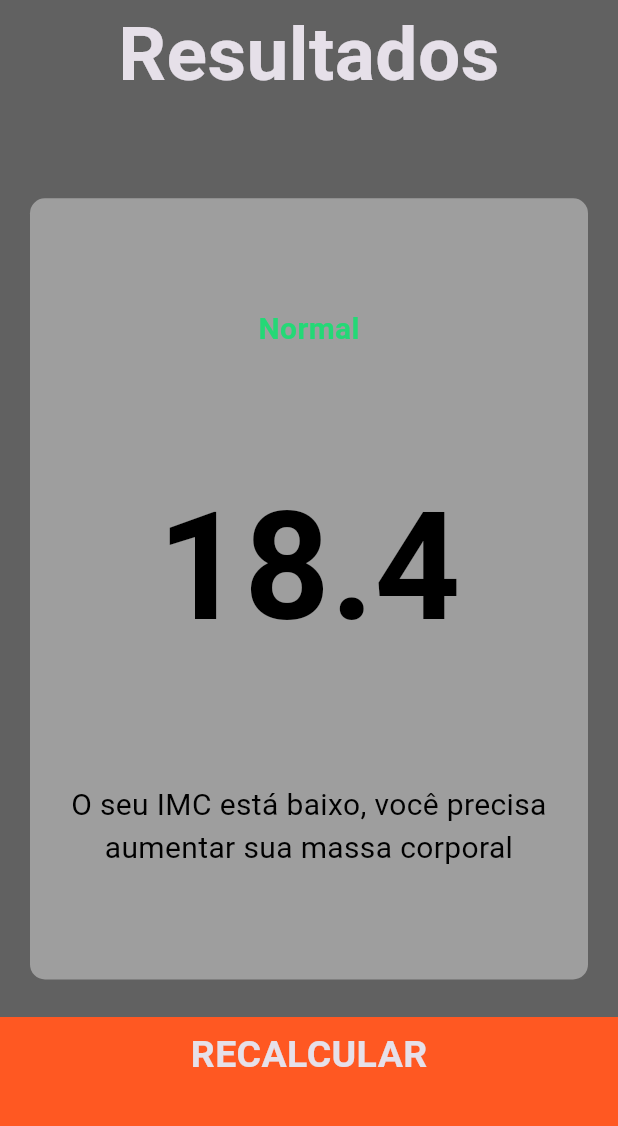
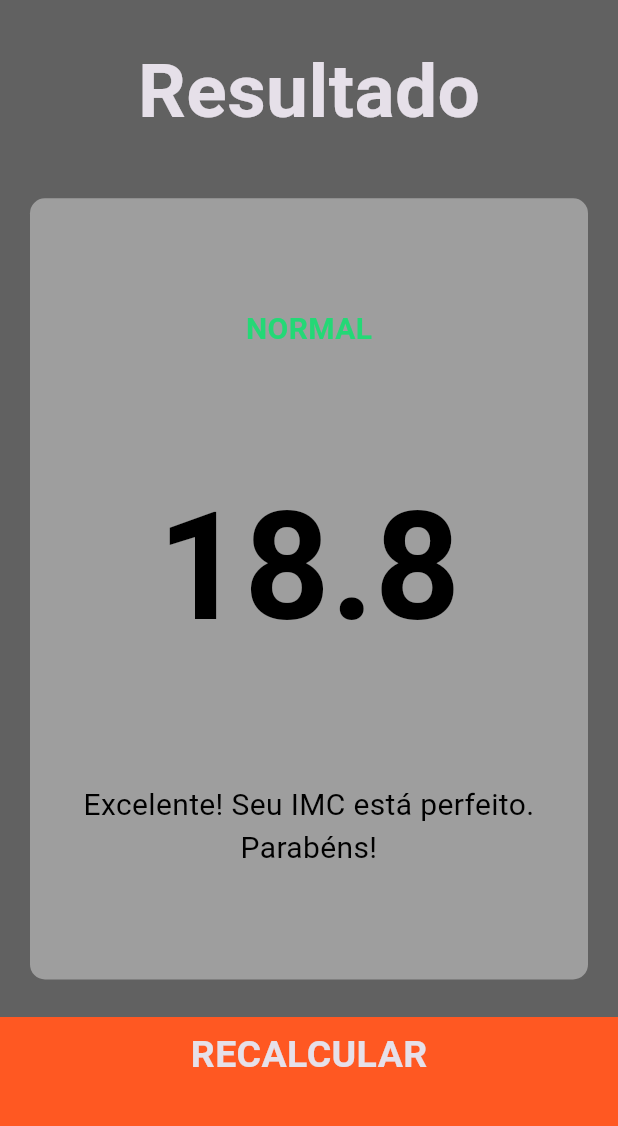
Before and after one commit to PauloDev13/imccalc-flutter, a Flutter app: the screen it shows after launch, after a tap on "CALCULAR", on a phone screen of 412 x 824 dp, the part 84-1210 px from its top. Run offline on Flutter 3.47's test engine with Material 3 defaults, Android fonts, the phone set to English and light mode, and no system bars; our stand-ins replace font_awesome_flutter.

Commit message:
Displaying IMC results on screen

```diff
--- /dev/null
+++ b/lib/calculadora_imc.dart
@@ -0,0 +1,39 @@
+import 'dart:math';
+
+class CalculadoraIMC {
+  //propriedades
+  late final int altura;
+  late final int peso;
+  double _imc = 0.0;
+
+  // construtor
+  CalculadoraIMC({
+    required this.altura,
+    required this.peso
+  });
+
+  String calcularIMC() {
+    _imc = peso / pow(altura / 100, 2);
+    return _imc.toStringAsFixed(1);
+  }
+
+  String obterResultado() {
+    if (_imc > 25) {
+      return 'Acima do peso';
+    } else if (_imc > 18.5) {
+      return 'Normal';
+    } else {
+      return 'Abaixo do peso';
+    }
+  }
+
+  String obterInterpretacao() {
+    if (_imc >= 25) {
+      return 'O seu IMC está alto, você está acima do peso! Se exercite mais.';
+    } else if (_imc > 18.5) {
+      return 'Excelente! Seu IMC está perfeito. Parabéns!';
+    } else {
+      return 'O seu IMC está baixo, você precia aumentar sua massa corporal.';
+    }
+  }
+}
--- a/lib/botao_inferior.dart
+++ b/lib/componentes/botao_inferior.dart
@@ -1,5 +1,5 @@
 import 'package:flutter/material.dart';
-import 'constantes.dart';
+import '../constantes.dart';
 
 class BotaoInferior extends StatelessWidget {
   final VoidCallback aoPressionar;
--- a/lib/conteudo_icone.dart
+++ b/lib/componentes/conteudo_icone.dart
@@ -1,5 +1,5 @@
 import 'package:flutter/material.dart';
-import 'constantes.dart';
+import '../constantes.dart';
 
 class ConteudoIcone extends StatelessWidget {
   final IconData icone;
--- a/lib/main.dart
+++ b/lib/main.dart
@@ -1,8 +1,7 @@
 import 'package:flutter/material.dart';
 
 // Imports locais
-import 'tela_resultados.dart';
-import 'tela_principal.dart';
+import 'telas/tela_principal.dart';
 
 void main() => runApp(CalculadoraIMC());
 
@@ -20,12 +19,7 @@ class CalculadoraIMC extends StatelessWidget {
           elevation: 2,
         ),
       ),
-      // home: TelaPrincipal(),
-      initialRoute: '/',
-      routes: {
-        '/': (context) => TelaPrincipal(),
-        '/resultados': (context) => TelaResultados()
-      },
+      home: TelaPrincipal(),
     );
   }
 }
--- a/lib/tela_principal.dart
+++ b/lib/telas/tela_principal.dart
@@ -2,11 +2,13 @@ import 'package:flutter/material.dart';
 import 'package:font_awesome_flutter/font_awesome_flutter.dart';
 
 // Imports locais
-import 'cartao_padrao.dart';
-import 'conteudo_icone.dart';
-import 'constantes.dart';
-import 'botao_inferior.dart';
-import 'botao_arredondado.dart';
+import '../constantes.dart';
+import '../calculadora_imc.dart';
+import '../telas/tela_resultados.dart';
+import '../componentes/cartao_padrao.dart';
+import '../componentes/conteudo_icone.dart';
+import '../componentes/botao_inferior.dart';
+import '../componentes/botao_arredondado.dart';
 
 enum Genero {
   masculino,
@@ -202,8 +204,19 @@ class _TelaPrincipalState extends State<TelaPrincipal> {
           BotaoInferior(
             rotulo: 'CALCULAR',
             aoPressionar: () {
-              Navigator.pushNamed(
-                  context, '/resultados',
+              CalculadoraIMC calc = CalculadoraIMC(
+                  altura: altura,
+                  peso: peso
+              );
+              Navigator.push(
+                  context,
+                  MaterialPageRoute(
+                      builder: (context) => TelaResultados(
+                          resultadoIMC: calc.calcularIMC(),
+                          resultadoTexto: calc.obterResultado(),
+                          interpretacao: calc.obterInterpretacao(),
+                      ),
+                  ),
               );
             },
           )
--- a/lib/tela_resultados.dart
+++ b/lib/telas/tela_resultados.dart
@@ -1,12 +1,22 @@
 import 'package:flutter/material.dart';
 
 // Imports locais
-import 'cartao_padrao.dart';
-import 'botao_inferior.dart';
-import 'constantes.dart';
+import '../componentes/cartao_padrao.dart';
+import '../componentes/botao_inferior.dart';
+import '../constantes.dart';
 
 class TelaResultados extends StatelessWidget {
-  const TelaResultados({super.key});
+  final String resultadoIMC;
+  final String resultadoTexto;
+  final String interpretacao;
+
+  // construtor
+  const TelaResultados({
+    super.key,
+    required this.resultadoIMC,
+    required this.resultadoTexto,
+    required this.interpretacao,
+  });
 
   @override
   Widget build(BuildContext context) {
@@ -21,10 +31,14 @@ class TelaResultados extends StatelessWidget {
         mainAxisAlignment: MainAxisAlignment.spaceEvenly,
         crossAxisAlignment: CrossAxisAlignment.stretch,
         children: <Widget>[
-          Expanded(child:
-            Text(
-              'Resultados', style: kTituloTextStyle,
-              textAlign: TextAlign.center,
+          Expanded(
+            child: Container(
+              padding: EdgeInsets.all(15.0),
+              alignment: Alignment.bottomCenter,
+              child: Text(
+                'Resultado',
+                style: kTituloTextStyle,
+              ),
             ),
           ),
           Expanded(
@@ -36,20 +50,17 @@ class TelaResultados extends StatelessWidget {
                 crossAxisAlignment: CrossAxisAlignment.center,
                 children: <Widget>[
                   Text(
-                    'Normal',
+                    resultadoTexto.toUpperCase(),
                     style: kResultadoTextStyle,
                   ),
                   Text(
-                    '18.4',
+                    resultadoIMC,
                     style: kIMCTextStyle,
                   ),
-                  Padding(
-                    padding: const EdgeInsets.only(left: 2.5, right: 2.5),
-                    child: Text(
-                      'O seu IMC está baixo, você precisa aumentar sua massa corporal',
-                      style: kCorpoTextStyle,
-                      textAlign: TextAlign.center,
-                    ),
+                  Text(
+                    interpretacao,
+                    style: kCorpoTextStyle,
+                    textAlign: TextAlign.center,
                   ),
                 ],
               ),
@@ -58,7 +69,7 @@ class TelaResultados extends StatelessWidget {
           BotaoInferior(
             rotulo: 'RECALCULAR',
             aoPressionar: () {
-              Navigator.pushNamed(context, '/');
+              Navigator.pop(context);
             },
           )
         ],
```
Also changed, not shown: lib/componentes/botao_arredondado.dart (renamed from lib/botao_arredondado.dart), lib/componentes/cartao_padrao.dart (renamed from lib/cartao_padrao.dart).
